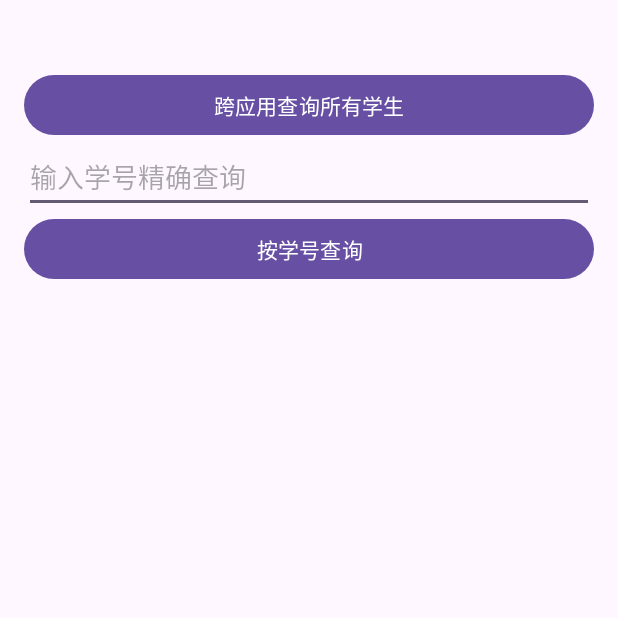
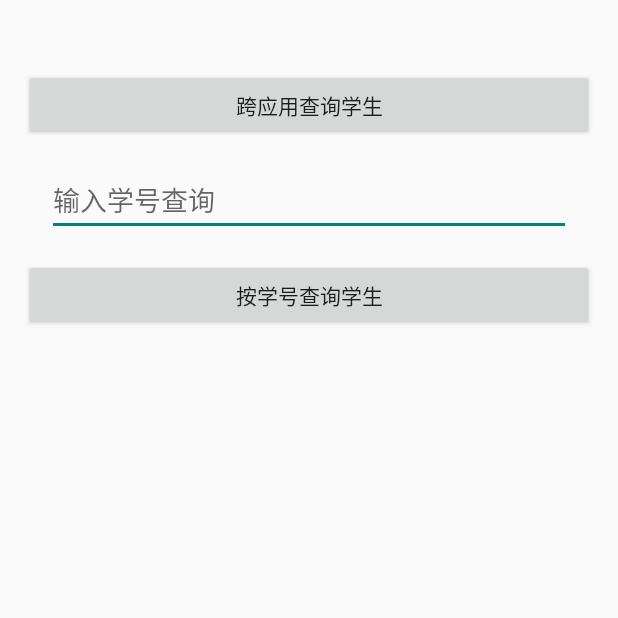
Before and after one commit to KkeQqing/AndroidPractice13_2, an Android app: the screen it shows after launch (MainActivity), on a phone screen of 412 x 824 dp, the top half of it. Run offline under Robolectric (Android 15) with nearby library versions, the phone set to English and light mode, and no system bars.

Commit message:
style: 更新界面布局与主题配色

```diff
--- a/app/src/main/res/layout/activity_main.xml
+++ b/app/src/main/res/layout/activity_main.xml
@@ -9,20 +9,21 @@
         android:id="@+id/btn_query_all"
         android:layout_width="match_parent"
         android:layout_height="wrap_content"
-        android:text="跨应用查询所有学生"
+        android:text="跨应用查询学生"
         android:layout_marginTop="30dp"/>
 
     <EditText
         android:id="@+id/et_query_id"
         android:layout_width="match_parent"
         android:layout_height="wrap_content"
-        android:hint="输入学号精确查询"/>
+        android:hint="输入学号查询"
+        android:layout_margin="15dp"/>
 
     <Button
         android:id="@+id/btn_query_by_id"
         android:layout_width="match_parent"
         android:layout_height="wrap_content"
-        android:text="按学号查询"/>
+        android:text="按学号查询学生"/>
 
     <ScrollView
         android:layout_width="match_parent"
--- a/app/src/main/res/values/themes.xml
+++ b/app/src/main/res/values/themes.xml
@@ -1,6 +1,6 @@
 <resources xmlns:tools="http://schemas.android.com/tools">
     <!-- Base application theme. -->
-    <style name="Base.Theme.AndroidPractice13_2" parent="Theme.Material3.DayNight.NoActionBar">
+    <style name="Base.Theme.AndroidPractice13_2" parent="Theme.MaterialComponents.DayNight.NoActionBar.Bridge">
         <!-- Customize your light theme here. -->
         <!-- <item name="colorPrimary">@color/my_light_primary</item> -->
     </style>
```
